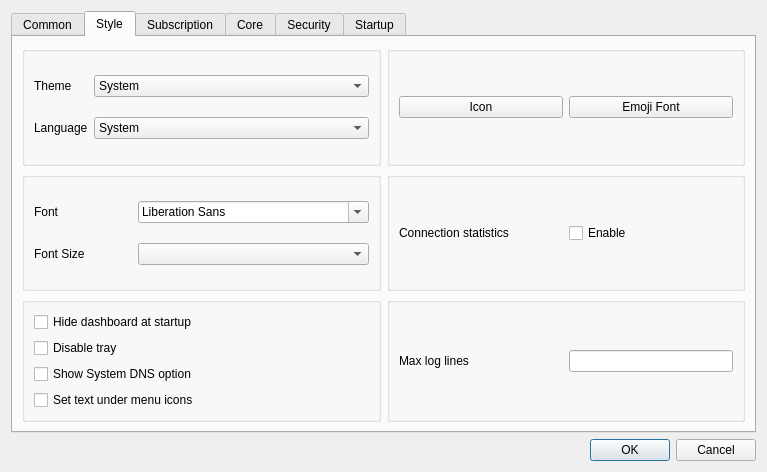
qr243vbi/nekobox, file include/ui/setting/dialog_basic_settings.ui: the form before one commit.
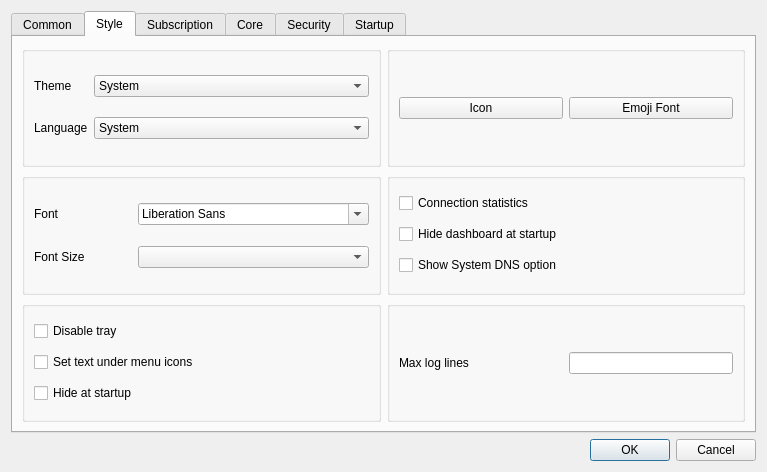
The form after the commit. The open tabs and pages were chosen to show the change. Custom widgets are drawn as their Qt base class.

Commit message: Save last location in resource picker, Fix simple routes, add clear ruleset cache button, add autohide setting

The edit to the form file:
```diff
--- a/include/ui/setting/dialog_basic_settings.ui
+++ b/include/ui/setting/dialog_basic_settings.ui
@@ -379,18 +379,31 @@
          </item>
          <item>
           <widget class="QGroupBox" name="connection_statistics_box">
-           <layout class="QHBoxLayout" name="horizontalLayout_15">
-            <item>
-             <widget class="QLabel" name="label_9">
-              <property name="text">
-               <string>Connection statistics</string>
-              </property>
-             </widget>
-            </item>
+           <layout class="QVBoxLayout" name="verticalLayout_7">
             <item>
              <widget class="QCheckBox" name="connection_statistics">
               <property name="text">
-               <string>Enable</string>
+               <string>Connection statistics</string>
+              </property>
+             </widget>
+            </item>
+            <item>
+             <widget class="QCheckBox" name="start_minimal">
+              <property name="sizePolicy">
+               <sizepolicy hsizetype="Preferred" vsizetype="Fixed">
+                <horstretch>0</horstretch>
+                <verstretch>0</verstretch>
+               </sizepolicy>
+              </property>
+              <property name="text">
+               <string>Hide dashboard at startup</string>
+              </property>
+             </widget>
+            </item>
+            <item>
+             <widget class="QCheckBox" name="show_sys_dns">
+              <property name="text">
+               <string>Show System DNS option</string>
               </property>
              </widget>
             </item>
@@ -404,19 +417,6 @@
          <item>
           <widget class="QGroupBox" name="horizontalGroupBox_5">
            <layout class="QVBoxLayout" name="verticalLayout_5">
-            <item>
-             <widget class="QCheckBox" name="start_minimal">
-              <property name="sizePolicy">
-               <sizepolicy hsizetype="Preferred" vsizetype="Fixed">
-                <horstretch>0</horstretch>
-                <verstretch>0</verstretch>
-               </sizepolicy>
-              </property>
-              <property name="text">
-               <string>Hide dashboard at startup</string>
-              </property>
-             </widget>
-            </item>
             <item>
              <widget class="QCheckBox" name="disable_tray">
               <property name="text">
@@ -424,13 +424,6 @@
               </property>
              </widget>
             </item>
-            <item>
-             <widget class="QCheckBox" name="show_sys_dns">
-              <property name="text">
-               <string>Show System DNS option</string>
-              </property>
-             </widget>
-            </item>
             <item>
              <widget class="QCheckBox" name="set_text_under_menu_icons">
               <property name="text">
@@ -438,6 +431,13 @@
               </property>
              </widget>
             </item>
+            <item>
+             <widget class="QCheckBox" name="auto_hide">
+              <property name="text">
+               <string>Hide at startup</string>
+              </property>
+             </widget>
+            </item>
            </layout>
           </widget>
          </item>
```
Left out of the diff: 10 changed lines with no effect on the pictures. The commit also changes 18 other files.
